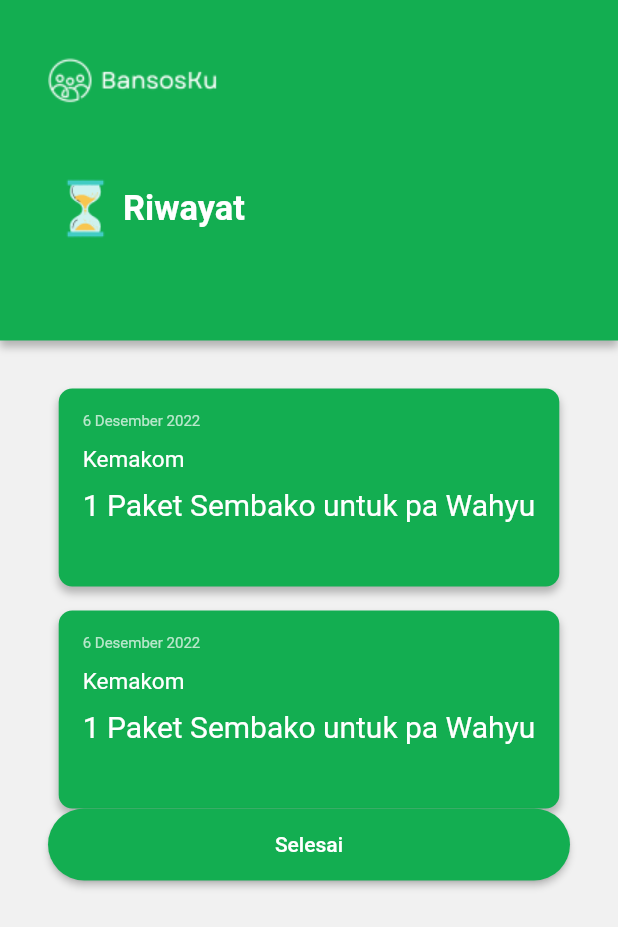
After one commit to DeadpoolSteinS/BansosKu, a Flutter app: the RincianBarangScreen screen opened directly, on a phone screen of 412 x 824 dp. The commit adds this screen. Shown: the top 927 px of the screen. Run offline on Flutter 3.47's test engine with Material 2 defaults, Android fonts, the phone set to English and light mode, and no system bars; our stand-ins replace carousel_slider.

Commit message:
add screen x

```diff
--- a/lib/bottom_bar.dart
+++ b/lib/bottom_bar.dart
@@ -3,6 +3,7 @@ import 'package:bansosku/pages/home/home_screen.dart';
 import 'package:bansosku/pages/home/home_screen_penerima.dart';
 import 'package:bansosku/pages/informasi/informasi_screen.dart';
 import 'package:bansosku/pages/profile/profile_screen.dart';
+import 'package:bansosku/pages/riwayat/riwayat_screen.dart';
 import 'package:bansosku/pages/scan/scan_page.dart';
 import 'package:bansosku/pages/success/semoga_bermanfaat.dart';
 // import 'package:bansosku/auth/signin/profile/profile_screen.dart';
--- a/lib/common/custom_button.dart
+++ b/lib/common/custom_button.dart
@@ -27,7 +27,8 @@ class CustomButton extends StatelessWidget {
           ),
           backgroundColor: bgColor,
         ),
-        onPressed: () {},
+        onPressed: () {
+        },
         child: Text(
           text,
           style: TextStyle(
--- /dev/null
+++ b/lib/pages/rincian_barang/components/rincian_barang_card.dart
@@ -0,0 +1,66 @@
+import 'package:bansosku/constants/my_colors.dart';
+import 'package:flutter/material.dart';
+
+class RincianBarangCard extends StatelessWidget {
+  final String institusi;
+  final String date;
+  final String headline;
+
+  const RincianBarangCard({
+    super.key,
+    required this.institusi,
+    required this.date,
+    required this.headline,
+  });
+
+  @override
+  Widget build(BuildContext context) {
+    return Container(
+      padding: const EdgeInsets.all(16),
+      decoration: BoxDecoration(
+        color: MyColors.primaryGreen,
+        borderRadius: BorderRadius.circular(9),
+        boxShadow: const [
+          BoxShadow(
+            color: Colors.black26,
+            blurRadius: 4,
+            offset: Offset(0, 4),
+          )
+        ],
+      ),
+      child: Column(
+        crossAxisAlignment: CrossAxisAlignment.start,
+        children: [
+          Text(
+            date,
+            style: const TextStyle(
+              color: Colors.white70,
+              fontSize: 10,
+            ),
+          ),
+          SizedBox(height: 10,),
+          Text(
+            institusi,
+            style: const TextStyle(
+              color: Colors.white,
+              fontSize: 15,
+            ),
+          ),
+          SizedBox(height: 10,),
+          Text(
+            headline,
+            style: const TextStyle(
+              color: Colors.white,
+              fontSize: 20,
+            ),
+          ),
+          const SizedBox(height: 8),
+          SizedBox(
+            width: 64,
+            height: 19,
+          ),
+        ],
+      ),
+    );
+  }
+}
--- /dev/null
+++ b/lib/pages/rincian_barang/rincian_barang_screen.dart
@@ -0,0 +1,109 @@
+import 'package:bansosku/constants/my_colors.dart';
+import 'package:bansosku/pages/rincian_barang/components/rincian_barang_card.dart';
+import 'package:bansosku/pages/success/semoga_bermanfaat.dart';
+import 'package:flutter/material.dart';
+
+import '../../common/custom_button.dart';
+
+class RincianBarangScreen extends StatelessWidget {
+  static const String routeName = '/riwayat';
+  const RincianBarangScreen({super.key});
+
+  @override
+  Widget build(BuildContext context) {
+    return Scaffold(
+      body: Column(
+        children: [
+          Container(
+            width: MediaQuery.of(context).size.width,
+            height: 227,
+            padding: const EdgeInsets.all(32),
+            decoration: const BoxDecoration(
+              color: MyColors.primaryGreen,
+              boxShadow: [
+                BoxShadow(
+                  color: Colors.black26,
+                  blurRadius: 4,
+                  offset: Offset(0, 4),
+                )
+              ],
+            ),
+            child: SafeArea(
+              child: Column(
+                crossAxisAlignment: CrossAxisAlignment.start,
+                children: [
+                  Container(
+                    width: 130,
+                    height: 42,
+                    decoration: const BoxDecoration(
+                      image: DecorationImage(
+                        image: AssetImage("assets/BansosKu.png"),
+                      ),
+                    ),
+                  ),
+                  const SizedBox(height: 44),
+                  Row(
+                    children: [
+                      Container(
+                        width: 50,
+                        height: 42,
+                        decoration: const BoxDecoration(
+                          image: DecorationImage(
+                            image: AssetImage("assets/feature2.png"),
+                          ),
+                        ),
+                      ),
+                      Text(
+                        "Riwayat",
+                        style: TextStyle(
+                          color: Colors.white,
+                          fontSize: 23,
+                          fontWeight: FontWeight.w600,
+                        ),
+                      ),
+                    ],
+                  ),
+                ],
+              ),
+            ),
+          ),
+          Container(
+            padding: const EdgeInsets.all(32),
+            child: Column(
+              children: [
+                RincianBarangCard(
+                  date: "6 Desember 2022",
+                  institusi: "Kemakom",
+                  headline: "1 Paket Sembako untuk pa Wahyu",
+                ),
+                SizedBox(height: 16),
+                RincianBarangCard(
+                  date: "6 Desember 2022",
+                  institusi: "Kemakom",
+                  headline: "1 Paket Sembako untuk pa Wahyu",
+                ),
+                InkWell(
+                  onTap: () {
+                    Navigator.push(
+                      context,
+                      MaterialPageRoute(builder: (context) => const SemogaBermanfaat()),
+                    );
+                  },
+                  child: const CustomButton(
+                    text: "Selesai",
+                    // onPressed: () {
+                    //   Navigator.push(
+                    //     context,
+                    //     MaterialPageRoute(builder: (context) => const SemogaBermanfaat()),
+                    //   );
+                    // },
+                  ),
+                )
+              ],
+            ),
+          ),
+        ],
+      ),
+    );
+  }
+}
```
Also changed, not shown: lib/pages/home/home_screen_penerima.dart (+13 -2 lines), lib/pages/riwayat/components/riwayat_card.dart (added, +68 -0 lines), lib/pages/riwayat/riwayat_screen.dart (added, +90 -0 lines).
